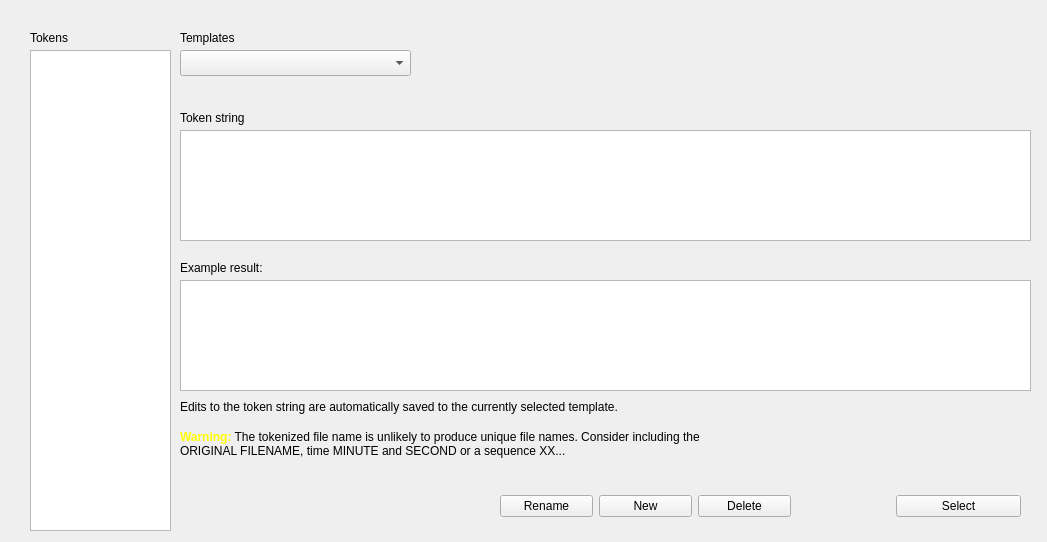
Qt form Dialogs/tokendlg.ui (towhee/Winnow64) before a commit.
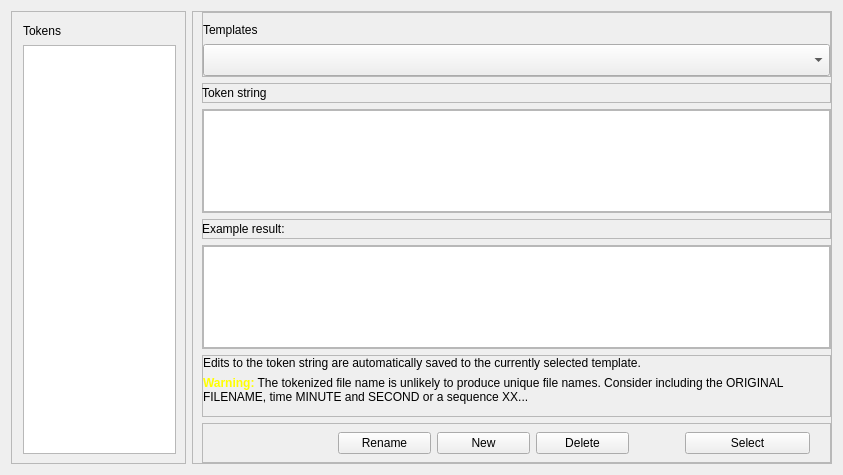
The same form after that commit. Custom widgets are drawn as their Qt base class.

Commit message:
About and TokenDlg improvements
- Made the token editor sizable so drag and example areas can expand
- Tweaked about dialog and added links to website and email to winnowimageviewer@outlook.com

What changed in the file:
```diff
--- a/Dialogs/tokendlg.ui
+++ b/Dialogs/tokendlg.ui
@@ -6,34 +6,309 @@
    <rect>
     <x>0</x>
     <y>0</y>
-    <width>1047</width>
-    <height>542</height>
+    <width>843</width>
+    <height>475</height>
    </rect>
   </property>
+  <property name="sizePolicy">
+   <sizepolicy hsizetype="Preferred" vsizetype="Preferred">
+    <horstretch>0</horstretch>
+    <verstretch>0</verstretch>
+   </sizepolicy>
+  </property>
+  <property name="minimumSize">
+   <size>
+    <width>800</width>
+    <height>475</height>
+   </size>
+  </property>
+  <property name="maximumSize">
+   <size>
+    <width>16777215</width>
+    <height>16777215</height>
+   </size>
+  </property>
   <property name="windowTitle">
    <string>Token Editor</string>
   </property>
   <property name="styleSheet">
    <string notr="true"/>
   </property>
+  <layout class="QHBoxLayout" name="horizontalLayout_2">
+   <item>
+    <widget class="QFrame" name="frame_2">
+     <property name="sizePolicy">
+      <sizepolicy hsizetype="Preferred" vsizetype="Minimum">
+       <horstretch>0</horstretch>
+       <verstretch>0</verstretch>
+      </sizepolicy>
+     </property>
+     <property name="maximumSize">
+      <size>
+       <width>175</width>
+       <height>16777215</height>
+      </size>
+     </property>
+     <property name="frameShape">
+      <enum>QFrame::StyledPanel</enum>
+     </property>
+     <property name="frameShadow">
+      <enum>QFrame::Raised</enum>
+     </property>
+     <layout class="QVBoxLayout" name="verticalLayout_2">
+      <property name="leftMargin">
+       <number>11</number>
+      </property>
+      <property name="topMargin">
+       <number>11</number>
+      </property>
+      <item>
+       <widget class="QLabel" name="label">
+        <property name="minimumSize">
+         <size>
+          <width>0</width>
+          <height>0</height>
+         </size>
+        </property>
+        <property name="maximumSize">
+         <size>
+          <width>16777215</width>
+          <height>16</height>
+         </size>
+        </property>
+        <property name="text">
+         <string>Tokens</string>
+        </property>
+       </widget>
+      </item>
+      <item>
   <widget class="TokenList" name="tokenList">
+        <property name="sizePolicy">
+         <sizepolicy hsizetype="Expanding" vsizetype="Minimum">
+          <horstretch>0</horstretch>
+          <verstretch>0</verstretch>
+         </sizepolicy>
+        </property>
+        <property name="minimumSize">
+         <size>
+          <width>0</width>
+          <height>0</height>
+         </size>
+        </property>
+        <property name="maximumSize">
+         <size>
+          <width>16777215</width>
+          <height>16777215</height>
+         </size>
+        </property>
+       </widget>
+      </item>
+     </layout>
+    </widget>
+   </item>
+   <item>
+    <widget class="QFrame" name="frame">
+     <property name="frameShape">
+      <enum>QFrame::StyledPanel</enum>
+     </property>
+     <property name="frameShadow">
+      <enum>QFrame::Raised</enum>
+     </property>
+     <layout class="QVBoxLayout" name="verticalLayout">
+      <property name="topMargin">
+       <number>0</number>
+      </property>
+      <property name="rightMargin">
+       <number>0</number>
+      </property>
+      <property name="bottomMargin">
+       <number>0</number>
+      </property>
+      <item>
+       <widget class="QFrame" name="frame_4">
+        <property name="sizePolicy">
+         <sizepolicy hsizetype="Preferred" vsizetype="Preferred">
+          <horstretch>0</horstretch>
+          <verstretch>0</verstretch>
+         </sizepolicy>
+        </property>
+        <property name="minimumSize">
+         <size>
+          <width>0</width>
+          <height>65</height>
+         </size>
+        </property>
+        <property name="maximumSize">
+         <size>
+          <width>16777215</width>
+          <height>75</height>
+         </size>
+        </property>
+        <property name="frameShape">
+         <enum>QFrame::StyledPanel</enum>
+        </property>
+        <property name="frameShadow">
+         <enum>QFrame::Raised</enum>
+        </property>
+        <layout class="QVBoxLayout" name="verticalLayout_4">
+         <property name="leftMargin">
+          <number>0</number>
+         </property>
+         <property name="rightMargin">
+          <number>0</number>
+         </property>
+         <property name="bottomMargin">
+          <number>0</number>
+         </property>
+         <item>
+          <widget class="QLabel" name="label_4">
+           <property name="minimumSize">
+            <size>
+             <width>0</width>
+             <height>16</height>
+            </size>
+           </property>
+           <property name="maximumSize">
+            <size>
+             <width>16777215</width>
+             <height>16</height>
+            </size>
+           </property>
+           <property name="text">
+            <string>Templates</string>
+           </property>
+          </widget>
+         </item>
+         <item>
+          <widget class="QComboBox" name="templatesCB">
+           <property name="sizePolicy">
+            <sizepolicy hsizetype="Preferred" vsizetype="Preferred">
+             <horstretch>0</horstretch>
+             <verstretch>0</verstretch>
+            </sizepolicy>
+           </property>
+           <property name="editable">
+            <bool>false</bool>
+           </property>
+           <property name="insertPolicy">
+            <enum>QComboBox::InsertAtBottom</enum>
+           </property>
+          </widget>
+         </item>
+        </layout>
+       </widget>
+      </item>
+      <item alignment="Qt::AlignTop">
+       <widget class="QFrame" name="frame_9">
+        <property name="sizePolicy">
+         <sizepolicy hsizetype="Preferred" vsizetype="Fixed">
+          <horstretch>0</horstretch>
+          <verstretch>0</verstretch>
+         </sizepolicy>
+        </property>
+        <property name="minimumSize">
+         <size>
+          <width>0</width>
+          <height>20</height>
+         </size>
+        </property>
+        <property name="maximumSize">
+         <size>
+          <width>16777215</width>
+          <height>20</height>
+         </size>
+        </property>
+        <property name="frameShape">
+         <enum>QFrame::StyledPanel</enum>
+        </property>
+        <property name="frameShadow">
+         <enum>QFrame::Raised</enum>
+        </property>
+        <widget class="QLabel" name="label_2">
    <property name="geometry">
     <rect>
-     <x>30</x>
-     <y>50</y>
-     <width>141</width>
-     <height>481</height>
-    </rect>
-   </property>
-  </widget>
+           <x>0</x>
+           <y>0</y>
+           <width>200</width>
+           <height>20</height>
+          </rect>
+         </property>
+         <property name="minimumSize">
+          <size>
+           <width>0</width>
+           <height>0</height>
+          </size>
+         </property>
+         <property name="maximumSize">
+          <size>
+           <width>16777215</width>
+           <height>16777215</height>
+          </size>
+         </property>
+         <property name="text">
+          <string>Token string</string>
+         </property>
+        </widget>
+       </widget>
+      </item>
+      <item>
+       <widget class="QFrame" name="frame_3">
+        <property name="sizePolicy">
+         <sizepolicy hsizetype="Expanding" vsizetype="Expanding">
+          <horstretch>0</horstretch>
+          <verstretch>0</verstretch>
+         </sizepolicy>
+        </property>
+        <property name="minimumSize">
+         <size>
+          <width>0</width>
+          <height>50</height>
+         </size>
+        </property>
+        <property name="maximumSize">
+         <size>
+          <width>16777215</width>
+          <height>16777215</height>
+         </size>
+        </property>
+        <property name="frameShape">
+         <enum>QFrame::StyledPanel</enum>
+        </property>
+        <property name="frameShadow">
+         <enum>QFrame::Raised</enum>
+        </property>
+        <layout class="QVBoxLayout" name="verticalLayout_6">
+         <property name="leftMargin">
+          <number>0</number>
+         </property>
+         <property name="topMargin">
+          <number>0</number>
+         </property>
+         <property name="rightMargin">
+          <number>0</number>
+         </property>
+         <property name="bottomMargin">
+          <number>0</number>
+         </property>
+         <item>
   <widget class="TokenEdit" name="tokenEdit">
-   <property name="geometry">
-    <rect>
-     <x>180</x>
-     <y>130</y>
-     <width>851</width>
-     <height>111</height>
-    </rect>
+           <property name="sizePolicy">
+            <sizepolicy hsizetype="Expanding" vsizetype="Expanding">
+             <horstretch>0</horstretch>
+             <verstretch>0</verstretch>
+            </sizepolicy>
+           </property>
+           <property name="minimumSize">
+            <size>
+             <width>0</width>
+             <height>50</height>
+            </size>
+           </property>
+           <property name="maximumSize">
+            <size>
+             <width>16777215</width>
+             <height>16777215</height>
+            </size>
    </property>
    <property name="font">
     <font>
@@ -44,87 +319,245 @@
     <string notr="true"/>
    </property>
   </widget>
-  <widget class="QLabel" name="label">
-   <property name="geometry">
-    <rect>
-     <x>30</x>
-     <y>30</y>
-     <width>91</width>
-     <height>16</height>
-    </rect>
-   </property>
-   <property name="text">
-    <string>Tokens</string>
-   </property>
-  </widget>
-  <widget class="QLabel" name="label_2">
-   <property name="geometry">
-    <rect>
-     <x>180</x>
-     <y>110</y>
-     <width>91</width>
-     <height>16</height>
-    </rect>
-   </property>
-   <property name="text">
-    <string>Token string</string>
-   </property>
-  </widget>
+         </item>
+        </layout>
+       </widget>
+      </item>
+      <item>
+       <widget class="QFrame" name="frame_5">
+        <property name="sizePolicy">
+         <sizepolicy hsizetype="Preferred" vsizetype="Fixed">
+          <horstretch>0</horstretch>
+          <verstretch>0</verstretch>
+         </sizepolicy>
+        </property>
+        <property name="minimumSize">
+         <size>
+          <width>0</width>
+          <height>20</height>
+         </size>
+        </property>
+        <property name="maximumSize">
+         <size>
+          <width>16777215</width>
+          <height>20</height>
+         </size>
+        </property>
+        <property name="frameShape">
+         <enum>QFrame::StyledPanel</enum>
+        </property>
+        <property name="frameShadow">
+         <enum>QFrame::Raised</enum>
+        </property>
   <widget class="QLabel" name="label_3">
    <property name="geometry">
     <rect>
-     <x>180</x>
-     <y>260</y>
+           <x>0</x>
+           <y>0</y>
      <width>141</width>
-     <height>16</height>
+           <height>20</height>
     </rect>
    </property>
    <property name="text">
     <string>Example result:</string>
    </property>
   </widget>
-  <widget class="QComboBox" name="templatesCB">
-   <property name="geometry">
-    <rect>
-     <x>180</x>
-     <y>50</y>
-     <width>231</width>
-     <height>26</height>
-    </rect>
-   </property>
-   <property name="editable">
-    <bool>false</bool>
-   </property>
-   <property name="insertPolicy">
-    <enum>QComboBox::InsertAtBottom</enum>
-   </property>
-  </widget>
-  <widget class="QLabel" name="label_4">
-   <property name="geometry">
-    <rect>
-     <x>180</x>
-     <y>30</y>
-     <width>91</width>
-     <height>16</height>
-    </rect>
-   </property>
+       </widget>
+      </item>
+      <item>
+       <widget class="QFrame" name="frame_6">
+        <property name="sizePolicy">
+         <sizepolicy hsizetype="Expanding" vsizetype="Expanding">
+          <horstretch>0</horstretch>
+          <verstretch>0</verstretch>
+         </sizepolicy>
+        </property>
+        <property name="minimumSize">
+         <size>
+          <width>0</width>
+          <height>50</height>
+         </size>
+        </property>
+        <property name="maximumSize">
+         <size>
+          <width>16777215</width>
+          <height>16777215</height>
+         </size>
+        </property>
+        <property name="frameShape">
+         <enum>QFrame::StyledPanel</enum>
+        </property>
+        <property name="frameShadow">
+         <enum>QFrame::Raised</enum>
+        </property>
+        <layout class="QVBoxLayout" name="verticalLayout_5">
+         <property name="leftMargin">
+          <number>0</number>
+         </property>
+         <property name="topMargin">
+          <number>0</number>
+         </property>
+         <property name="rightMargin">
+          <number>0</number>
+         </property>
+         <property name="bottomMargin">
+          <number>0</number>
+         </property>
+         <item>
+          <widget class="QTextBrowser" name="resultText">
+           <property name="sizePolicy">
+            <sizepolicy hsizetype="Expanding" vsizetype="Expanding">
+             <horstretch>0</horstretch>
+             <verstretch>0</verstretch>
+            </sizepolicy>
+           </property>
+           <property name="minimumSize">
+            <size>
+             <width>0</width>
+             <height>50</height>
+            </size>
+           </property>
+           <property name="maximumSize">
+            <size>
+             <width>16777215</width>
+             <height>16777215</height>
+            </size>
+           </property>
+           <property name="styleSheet">
+            <string notr="true"/>
+           </property>
+          </widget>
+         </item>
+        </layout>
+       </widget>
+      </item>
+      <item>
+       <widget class="QFrame" name="frame_7">
+        <property name="sizePolicy">
+         <sizepolicy hsizetype="Preferred" vsizetype="Fixed">
+          <horstretch>0</horstretch>
+          <verstretch>0</verstretch>
+         </sizepolicy>
+        </property>
+        <property name="minimumSize">
+         <size>
+          <width>0</width>
+          <height>60</height>
+         </size>
+        </property>
+        <property name="maximumSize">
+         <size>
+          <width>16777215</width>
+          <height>90</height>
+         </size>
+        </property>
+        <property name="frameShape">
+         <enum>QFrame::StyledPanel</enum>
+        </property>
+        <property name="frameShadow">
+         <enum>QFrame::Raised</enum>
+        </property>
+        <layout class="QVBoxLayout" name="verticalLayout_3">
+         <property name="leftMargin">
+          <number>0</number>
+         </property>
+         <property name="topMargin">
+          <number>0</number>
+         </property>
+         <property name="bottomMargin">
+          <number>0</number>
+         </property>
+         <item>
+          <widget class="QLabel" name="label_5">
    <property name="text">
-    <string>Templates</string>
-   </property>
-  </widget>
-  <widget class="QWidget" name="layoutWidget">
-   <property name="geometry">
-    <rect>
-     <x>500</x>
-     <y>490</y>
-     <width>521</width>
-     <height>32</height>
-    </rect>
+            <string>&lt;html&gt;&lt;head/&gt;&lt;body&gt;&lt;p&gt;Edits to the token string are automatically saved to the currently selected template.&lt;/p&gt;&lt;/body&gt;&lt;/html&gt;</string>
+           </property>
+           <property name="alignment">
+            <set>Qt::AlignLeading|Qt::AlignLeft|Qt::AlignTop</set>
+           </property>
+          </widget>
+         </item>
+         <item>
+          <widget class="QLabel" name="uniqueWarningLabel">
+           <property name="text">
+            <string>&lt;html&gt;&lt;head/&gt;&lt;body&gt;&lt;p&gt;&lt;span style=&quot; font-weight:600; color:#ffff00;&quot;&gt;Warning:&lt;/span&gt; The tokenized file name is unlikely to produce unique file names. Consider including the ORIGINAL FILENAME, time MINUTE and SECOND or a sequence XX... &lt;/p&gt;&lt;/body&gt;&lt;/html&gt;</string>
+           </property>
+           <property name="alignment">
+            <set>Qt::AlignLeading|Qt::AlignLeft|Qt::AlignTop</set>
+           </property>
+           <property name="wordWrap">
+            <bool>true</bool>
+           </property>
+          </widget>
+         </item>
+         <item>
+          <spacer name="verticalSpacer">
+           <property name="orientation">
+            <enum>Qt::Vertical</enum>
+           </property>
+           <property name="sizeHint" stdset="0">
+            <size>
+             <width>20</width>
+             <height>12</height>
+            </size>
+           </property>
+          </spacer>
+         </item>
+        </layout>
+       </widget>
+      </item>
+      <item>
+       <widget class="QFrame" name="frame_8">
+        <property name="sizePolicy">
+         <sizepolicy hsizetype="Preferred" vsizetype="Fixed">
+          <horstretch>0</horstretch>
+          <verstretch>0</verstretch>
+         </sizepolicy>
+        </property>
+        <property name="minimumSize">
+         <size>
+          <width>0</width>
+          <height>40</height>
+         </size>
+        </property>
+        <property name="maximumSize">
+         <size>
+          <width>16777215</width>
+          <height>40</height>
+         </size>
+        </property>
+        <property name="frameShape">
+         <enum>QFrame::StyledPanel</enum>
+        </property>
+        <property name="frameShadow">
+         <enum>QFrame::Raised</enum>
    </property>
    <layout class="QHBoxLayout" name="horizontalLayout">
-    <property name="sizeConstraint">
-     <enum>QLayout::SetDefaultConstraint</enum>
-    </property>
+         <property name="leftMargin">
+          <number>0</number>
+         </property>
+         <property name="topMargin">
+          <number>0</number>
+         </property>
+         <property name="rightMargin">
+          <number>20</number>
+         </property>
+         <property name="bottomMargin">
+          <number>0</number>
+         </property>
+         <item>
+          <spacer name="horizontalSpacer_2">
+           <property name="orientation">
+            <enum>Qt::Horizontal</enum>
+           </property>
+           <property name="sizeHint" stdset="0">
+            <size>
+             <width>67</width>
+             <height>20</height>
+            </size>
+           </property>
+          </spacer>
+         </item>
     <item>
      <widget class="QPushButton" name="renameBtn">
       <property name="sizePolicy">
@@ -196,9 +629,12 @@
       <property name="orientation">
        <enum>Qt::Horizontal</enum>
       </property>
+           <property name="sizeType">
+            <enum>QSizePolicy::Fixed</enum>
+           </property>
       <property name="sizeHint" stdset="0">
        <size>
-        <width>40</width>
+             <width>50</width>
         <height>20</height>
        </size>
       </property>
@@ -228,54 +664,11 @@
     </item>
    </layout>
   </widget>
-  <widget class="QTextBrowser" name="resultText">
-   <property name="geometry">
-    <rect>
-     <x>180</x>
-     <y>280</y>
-     <width>851</width>
-     <height>111</height>
-    </rect>
-   </property>
-   <property name="styleSheet">
-    <string notr="true"/>
-   </property>
-  </widget>
-  <widget class="QLabel" name="label_5">
-   <property name="geometry">
-    <rect>
-     <x>180</x>
-     <y>400</y>
-     <width>551</width>
-     <height>21</height>
-    </rect>
-   </property>
-   <property name="text">
-    <string>&lt;html&gt;&lt;head/&gt;&lt;body&gt;&lt;p&gt;Edits to the token string are automatically saved to the currently selected template.&lt;/p&gt;&lt;/body&gt;&lt;/html&gt;</string>
-   </property>
-   <property name="alignment">
-    <set>Qt::AlignLeading|Qt::AlignLeft|Qt::AlignTop</set>
-   </property>
-  </widget>
-  <widget class="QLabel" name="uniqueWarningLabel">
-   <property name="geometry">
-    <rect>
-     <x>180</x>
-     <y>430</y>
-     <width>551</width>
-     <height>41</height>
-    </rect>
-   </property>
-   <property name="text">
-    <string>&lt;html&gt;&lt;head/&gt;&lt;body&gt;&lt;p&gt;&lt;span style=&quot; font-weight:600; color:#ffff00;&quot;&gt;Warning:&lt;/span&gt; The tokenized file name is unlikely to produce unique file names. Consider including the ORIGINAL FILENAME, time MINUTE and SECOND or a sequence XX... &lt;/p&gt;&lt;/body&gt;&lt;/html&gt;</string>
-   </property>
-   <property name="alignment">
-    <set>Qt::AlignLeading|Qt::AlignLeft|Qt::AlignTop</set>
-   </property>
-   <property name="wordWrap">
-    <bool>true</bool>
-   </property>
-  </widget>
+      </item>
+     </layout>
+    </widget>
+   </item>
+  </layout>
  </widget>
  <customwidgets>
   <customwidget>
```
Lines whose indentation alone changed are shown as unchanged. The commit also changes 14 other files.
